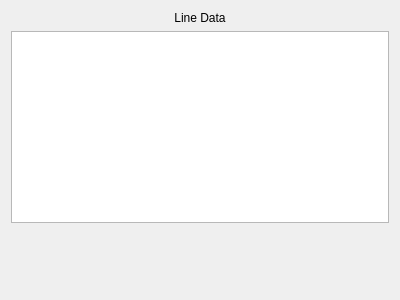
paulmthompson/WhiskerToolbox, file src/WhiskerToolbox/DataManager_Widget/Line_Widget/Line_Widget.ui: the form before one commit.
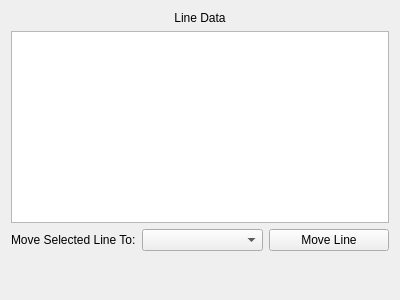
The form after the commit.

Commit message: can move a line to another line entry

```diff
--- a/src/WhiskerToolbox/DataManager_Widget/Line_Widget/Line_Widget.ui
+++ b/src/WhiskerToolbox/DataManager_Widget/Line_Widget/Line_Widget.ui
@@ -27,6 +27,27 @@
    <item>
     <widget class="QTableView" name="tableView"/>
    </item>
+   <item>
+    <layout class="QHBoxLayout" name="moveActionLayout">
+     <item>
+      <widget class="QLabel" name="moveToLabel">
+       <property name="text">
+        <string>Move Selected Line To:</string>
+       </property>
+      </widget>
+     </item>
+     <item>
+      <widget class="QComboBox" name="moveToComboBox"/>
+     </item>
+     <item>
+      <widget class="QPushButton" name="moveLineButton">
+       <property name="text">
+        <string>Move Line</string>
+       </property>
+      </widget>
+     </item>
+    </layout>
+   </item>
    <item>
     <spacer name="verticalSpacer">
      <property name="orientation">
```
The commit also changes 2 other files.
